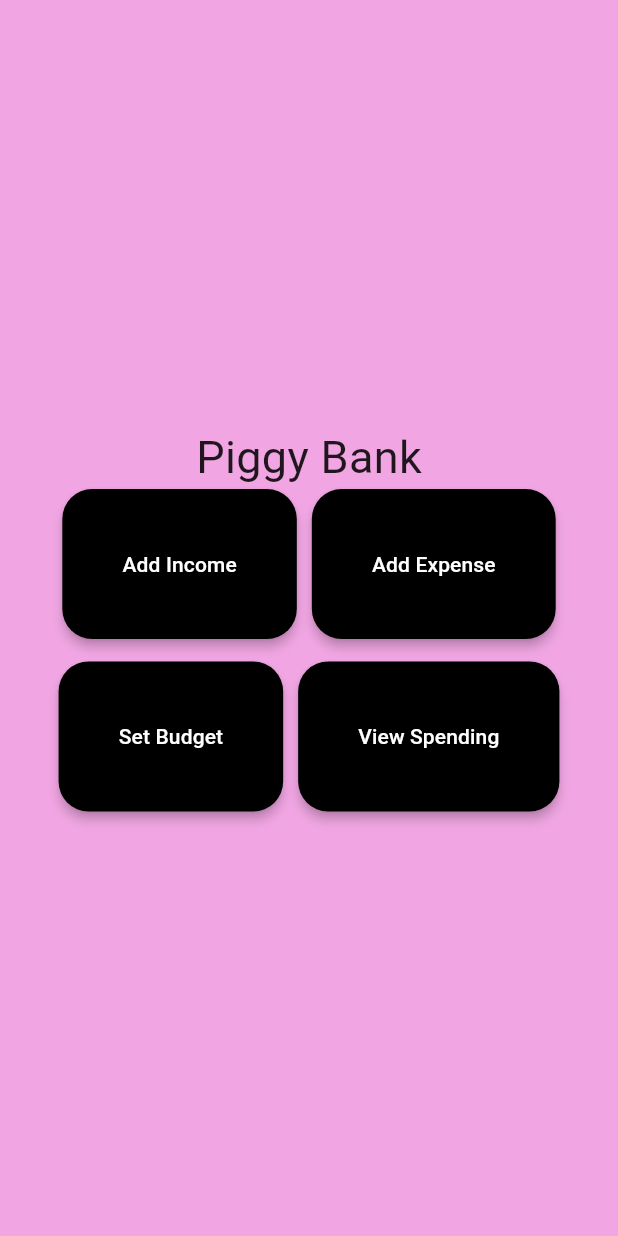
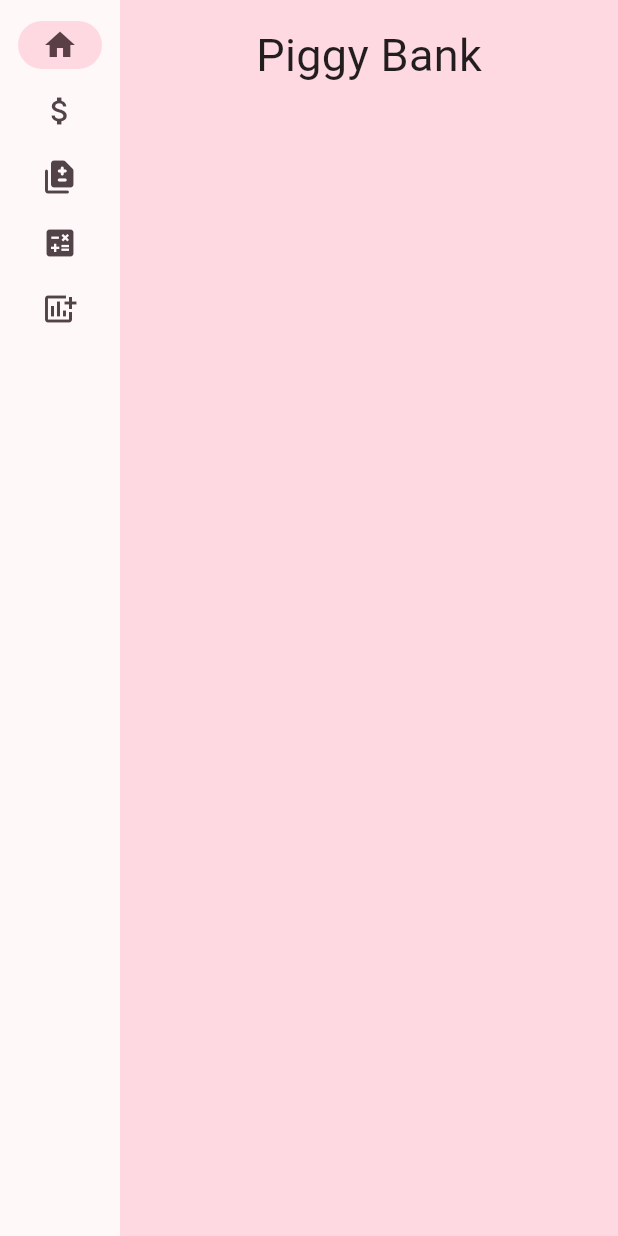
Before and after one commit to Ana-Tran/PiggyBank, a Flutter app: the screen it shows after launch, on a phone screen of 412 x 824 dp. Run offline on Flutter 3.47's test engine with Material 2 defaults, Android fonts, the phone set to English and light mode, and no system bars.

Commit message:
Update main.dart
Changed ui for home page
Updated icons to include: income, expense, budget and view spending

```diff
--- a/piggybank/lib/main.dart
+++ b/piggybank/lib/main.dart
@@ -42,102 +42,135 @@ class MyAppState extends ChangeNotifier {
 class MyHomePage extends StatelessWidget {
   @override
   Widget build(BuildContext context) {
-    var appState = context.watch<MyAppState>();
     return Scaffold(
-      body: Center(
-        child: Column(
-          mainAxisAlignment: MainAxisAlignment.center,
+      body: Row(
         children: [
-            AppName(),
-            Column(
-              mainAxisSize: MainAxisSize.min,
-              children: [
-                // ↓ And this.
-                Row(
-                  mainAxisAlignment: MainAxisAlignment.center,
-                  children: [
-                    AddIncome(),
-                    SizedBox(height: 10, width: 10),
-                    AddExpense(),
+          SafeArea(
+            child: NavigationRail(
+              extended: false,
+              destinations: [
+                NavigationRailDestination(
+                  icon: Icon(Icons.home),
+                  label: Text('Home'),
+                ),
+                NavigationRailDestination(
+                  icon: Icon(Icons.attach_money),
+                  label: Text('Income'),
+                ),
+                NavigationRailDestination(
+                    icon: Icon(Icons.difference_rounded),
+                    label: Text('Expenses')),
+                NavigationRailDestination(
+                    icon: Icon(Icons.calculate), label: Text('Budget')),
+                NavigationRailDestination(
+                    icon: Icon(Icons.add_chart), label: Text('View Spending'))
               ],
+              selectedIndex: 0,
+              onDestinationSelected: (value) {
+                print('selected: $value');
+              },
             ),
-
-                SizedBox(height: 15),
-                Row(
-                  mainAxisAlignment: MainAxisAlignment.center,
-                  children: [
-                    AddBudget(),
-                    SizedBox(height: 10, width: 10),
-                    ViewSpending(),
-                  ],
           ),
-
-
-
-              ],
+          Expanded(
+            child: Container(
+              color: Theme.of(context).colorScheme.primaryContainer,
+              child: GeneratorPage(),
+            ),
           ),
         ],
-        ),
       ),
     );
   }
 }
 
-class ViewSpending extends StatelessWidget {
-  const ViewSpending({
-    super.key,
-  });
-
+class GeneratorPage extends StatelessWidget {
   @override
   Widget build(BuildContext context) {
-    return ElevatedButton(
-      onPressed: () {},
-      child: Text('View Spending'),
+    var appState = context.watch<MyAppState>();
+    //var pair = appState.current;
+
+    IconData icon;
+    // if (appState.favorites.contains(pair)) {
+    //   icon = Icons.favorite;
+    // } else {
+    //   icon = Icons.favorite_border;
+    // }
+
+    return Center(
+      child: Column(
+        //mainAxisAlignment: MainAxisAlignment.center,
+        children: [
+          Padding(
+            padding: const EdgeInsets.all(15.0),
+            child: AppName(),
+          ),
+          SizedBox(height: 10),
+          Row(
+            mainAxisSize: MainAxisSize.min,
+            children: [
+            ],
+          ),
+        ],
+      ),
     );
   }
 }
 
-class AddBudget extends StatelessWidget {
-  const AddBudget({
-    super.key,
-  });
+// class ViewSpending extends StatelessWidget {
+//   const ViewSpending({
+//     super.key,
+//   });
 
-  @override
-  Widget build(BuildContext context) {
-    return ElevatedButton(
-      onPressed: () {},
-      child: Text('Set Budget'),
-    );
-  }
-}
+//   @override
+//   Widget build(BuildContext context) {
+//     return ElevatedButton(
+//       onPressed: () {},
+//       child: Text('View Spending'),
+//     );
+//   }
+// }
 
-class AddExpense extends StatelessWidget {
-  const AddExpense({
-    super.key,
-  });
+// class AddBudget extends StatelessWidget {
+//   const AddBudget({
+//     super.key,
+//   });
 
-  @override
-  Widget build(BuildContext context) {
-    return ElevatedButton(
-      onPressed: () {},
-      child: Text('Add Expense'),
-    );
-  }
-}
+//   @override
+//   Widget build(BuildContext context) {
+//     return ElevatedButton(
+//       onPressed: () {},
+//       child: Text('Set Budget'),
+//     );
+//   }
+// }
 
-class AddIncome extends StatelessWidget {
-  const AddIncome({
-    super.key,
-  });
+// class AddExpense extends StatelessWidget {
+//   const AddExpense({
+//     super.key,
+//   });
 
-  @override
-  Widget build(BuildContext context) {
-    return ElevatedButton(
-      onPressed: () {},
-      child: Text('Add Income'),
-    );
-  }
-}
+//   @override
+//   Widget build(BuildContext context) {
+//     return ElevatedButton(
+//       onPressed: () {},
+//       child: Text('Add Expense'),
+//     );
+//   }
+// }
+
+// class AddIncome extends StatelessWidget {
+//   const AddIncome({
+//     super.key,
+//   });
+
+//   @override
+//   Widget build(BuildContext context) {
+//     return ElevatedButton(
+//       onPressed: () {},
+//       child: Text('Add Income'),
+//     );
+//   }
+// }
 
 class AppName extends StatelessWidget {
   const AppName({
```
Lines whose indentation alone changed are shown as unchanged.
